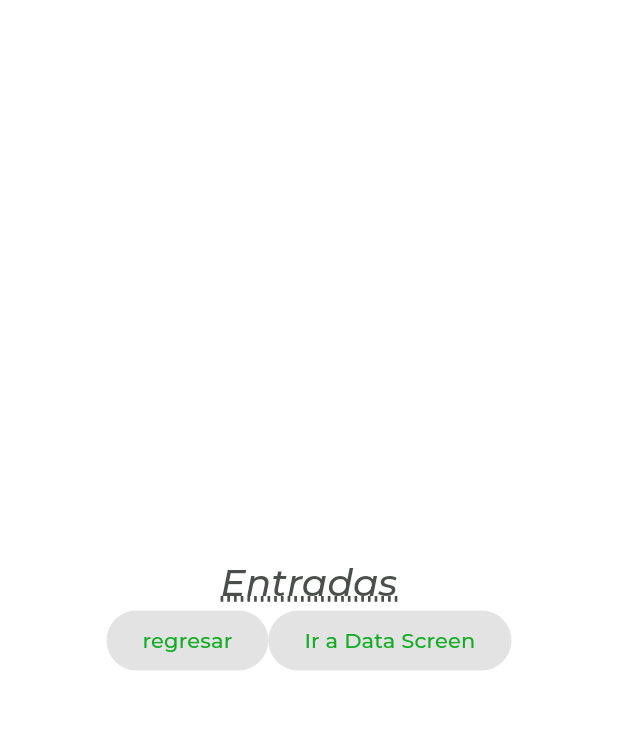
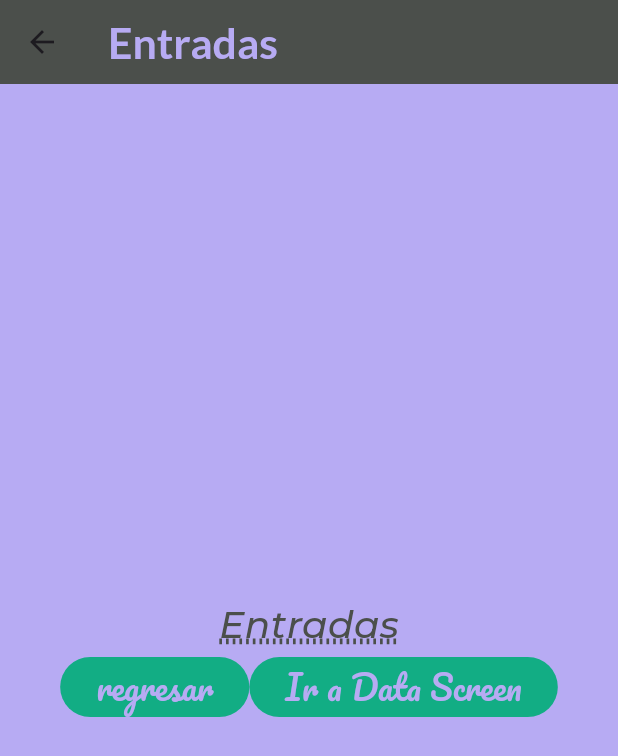
Before and after one commit to adrian5248/componentes_flutter, a Flutter app: the screen it shows after launch, after a tap on "Entradas", on a phone screen of 412 x 824 dp. Shown: the top 756 px of the screen. Run offline on Flutter 3.47's test engine with Material 3 defaults, Android fonts, the phone set to English and light mode, and no system bars; our stand-ins replace google_fonts.

Commit message:
Charging the AppTheme and adding Scaffold to Inputs

```diff
--- a/lib/screens/home_screen.dart
+++ b/lib/screens/home_screen.dart
@@ -17,16 +17,18 @@ class HomeScreen extends StatelessWidget {
         body: ListView(
           children:  [
             ListTile(
-              leading: const Icon(Icons.input_rounded),
+              leading: IconTheme(
+                data: AppTheme.lightTheme.iconTheme,
+                child: const Icon(Icons.input_rounded),),
               title: Text(
                 'Entradas',
                 style: Theme.of(context).textTheme.headlineLarge,
                 ),
                 subtitle: const Text('diferentes widgets para entradas de flutter'),
-                trailing: const Icon(
-                  Icons.arrow_circle_right,
-                  color: AppTheme.mainColor
-                ),
+                trailing: IconTheme(
+                data: AppTheme.lightTheme.iconTheme,
+                child: const Icon(Icons.arrow_circle_right),),
+
                 onTap: () {
                   final ruta1 = MaterialPageRoute(builder: (context) {
                     return const InputsScreen();
@@ -38,15 +40,17 @@ class HomeScreen extends StatelessWidget {
             const Divider(),
             ListTile(
               // Este es un titulo
-              leading: const Icon(Icons.list_alt_rounded),
+              leading: IconTheme(
+                data: AppTheme.lightTheme.iconTheme,
+                child: const Icon(Icons.list_alt_rounded),),
               title: Text(
                 'ListView.builder',
                 style: Theme.of(context).textTheme.headlineLarge,
                 ),
               subtitle: const Text('listas'),
-              trailing: const Icon(
-              Icons.arrow_circle_right
-              ),
+              trailing: IconTheme(
+                data: AppTheme.lightTheme.iconTheme,
+                child: const Icon(Icons.add_reaction_outlined),),
               onTap: () {
                   final ruta2 = MaterialPageRoute(builder: (context) {
                     return const InfiniteListScreen();
@@ -58,20 +62,19 @@ class HomeScreen extends StatelessWidget {
             const Divider(),
             ListTile(
               // Este es un titulo
-              leading: const Icon(
-                Icons.notification_add,
-                color: Color.fromARGB(255, 60, 108, 122),
-              ),
+              leading: IconTheme(
+                data: AppTheme.lightTheme.iconTheme,
+                child: const Icon(Icons.notification_add),),
               title: Text('Notificaciones',
                   style: AppTheme.lightTheme.textTheme.headlineLarge),
               subtitle: Text(
                 'Creacion de notificaciones',
                 style: AppTheme.lightTheme.textTheme.bodySmall,
                 ),
-              trailing: const Icon(
-                Icons.arrow_circle_right,
-                color: AppTheme.mainColor,
-                ),
+              trailing: IconTheme(
+                data: AppTheme.lightTheme.iconTheme,
+                child: const Icon(Icons.arrow_circle_right),
+              ),
                 onTap: () {
                   final ruta3 = MaterialPageRoute(builder: (context) {
                     return const NotificationsScreen();
--- a/lib/screens/inputs_screen.dart
+++ b/lib/screens/inputs_screen.dart
@@ -11,33 +11,34 @@ class InputsScreen extends StatefulWidget {
 class _InputsScreenState extends State<InputsScreen> {
   @override
   Widget build(BuildContext context) {
-    return Column(
+    return Scaffold(
+      appBar: AppBar(title: const Text('Entradas')),
+      body: Column(
         mainAxisAlignment: MainAxisAlignment.center,
         children: [
             Text(
               'Entradas',
               style: AppTheme.lightTheme.textTheme.headlineLarge,
           ),
-        Row(
+          const Row(
             mainAxisAlignment: MainAxisAlignment.center,
             children: [
               ElevatedButton(
                 onPressed: null,
                 child: Text(
                   'regresar',
-                style: AppTheme.lightTheme.textTheme.bodySmall,
                   ),
               ),
               ElevatedButton(
                 onPressed: null,
                 child: Text(
                   'Ir a Data Screen',
-                style: AppTheme.lightTheme.textTheme.bodySmall,
                 ),
               ),
             ],
           )
         ],
+      ),
     );
   }
 }
--- a/lib/theme/app_theme.dart
+++ b/lib/theme/app_theme.dart
@@ -7,11 +7,37 @@ class AppTheme{
   static const mainColor = Color.fromARGB(255, 75, 79, 75);
   static const backColor = Color.fromARGB(255, 183, 171, 243);
   static const bodyColor = Color.fromARGB(255, 18, 173, 36);
+  static const accentColor = Color.fromARGB(255, 18, 173, 132);
+
 
   //Aqui las declaraciones del tema
   static final ThemeData lightTheme = ThemeData.light().copyWith(
     scaffoldBackgroundColor: backColor,
-        appBarTheme: const AppBarTheme(color: mainColor),
+        appBarTheme: AppBarTheme(
+          color: mainColor,
+          titleTextStyle: GoogleFonts.lato(
+            color: backColor,
+            fontSize: 28.5,
+            fontWeight: FontWeight.bold,
+          ),
+        ),
+        iconTheme: const IconThemeData(
+          color: accentColor,
+          size: 35.0,
+        ),
+        elevatedButtonTheme: ElevatedButtonThemeData(
+          style: ButtonStyle(
+            backgroundColor: MaterialStateProperty.all(
+              accentColor,
+            ),
+            foregroundColor: MaterialStateProperty.all(
+              backColor,
+            ),
+            textStyle: MaterialStateProperty.all(
+                GoogleFonts.pacifico(fontSize: 22.0),
+            ),
+          ),
+        ),
         textTheme: TextTheme(
             headlineLarge: GoogleFonts.montserrat(
               color: mainColor,
@@ -26,7 +52,6 @@ class AppTheme{
               decorationThickness: 3.0,
               fontStyle: FontStyle.italic,
             ),
-
             bodySmall: GoogleFonts.montserrat(
             color: bodyColor,
             decorationStyle: TextDecorationStyle.dashed,
```
Lines whose indentation alone changed are shown as unchanged.
